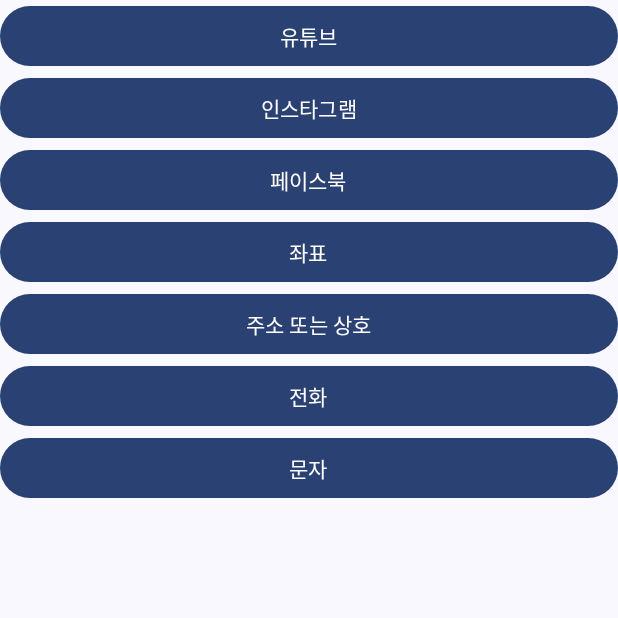
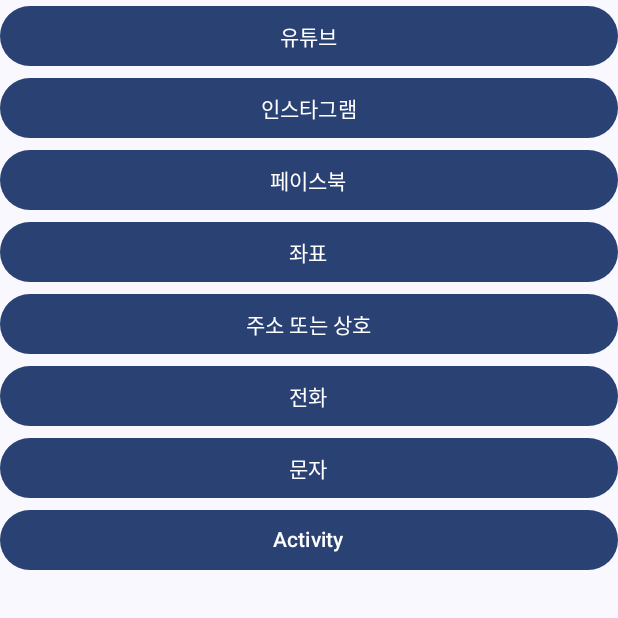
Before and after one commit to devbwoh/S24W1401Intent, an Android app built with Jetpack Compose: the screen it shows after launch (MainActivity), on a phone screen of 412 x 824 dp, the top half of it. Run offline under Robolectric (Android 15) with nearby library versions, the phone set to English and light mode, and no system bars.

Commit message:
🚀 Explicit Intent

```diff
--- a/app/src/main/java/com/example/s24w1401intent/MainActivity.kt
+++ b/app/src/main/java/com/example/s24w1401intent/MainActivity.kt
@@ -132,5 +132,15 @@ fun IntentButtons(modifier: Modifier = Modifier) {
         ) {
             Text("문자")
         }
+        Button(
+            modifier = modifier
+                .fillMaxWidth(),
+            onClick = {
+                val intent = Intent(context, SecondActivity::class.java)
+                startActivity(context, intent, null)
+            }
+        ) {
+            Text("Activity")
+        }
     }
 }
--- a/app/src/main/res/values/strings.xml
+++ b/app/src/main/res/values/strings.xml
@@ -1,3 +1,4 @@
 <resources>
     <string name="app_name">S24W1401Intent</string>
+    <string name="title_activity_second">SecondActivity</string>
 </resources>
--- a/app/src/main/res/values/themes.xml
+++ b/app/src/main/res/values/themes.xml
@@ -1,4 +1,5 @@
 <?xml version="1.0" encoding="utf-8"?>
 <resources>
+
     <style name="Theme.S24W1401Intent" parent="android:Theme.Material.Light.NoActionBar" />
 </resources>
```
Also changed, not shown: app/src/main/AndroidManifest.xml (+8 -3 lines), app/src/main/java/com/example/s24w1401intent/SecondActivity.kt (added, +39 -0 lines).
